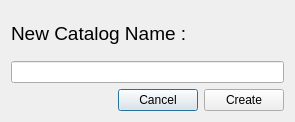
Above: PhzQtUI/auxdir/PhzQtUI/DialogCatalogName.ui from astrorama/Phosphoros before the change. Below: the same form after it.
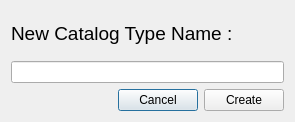
That is the form after the change.

Commit message: Rename the Catalog-name to catalog_type in Phosphoros

The edit to the form file:
```diff
--- a/PhzQtUI/auxdir/PhzQtUI/DialogCatalogName.ui
+++ b/PhzQtUI/auxdir/PhzQtUI/DialogCatalogName.ui
@@ -22,7 +22,7 @@
       </font>
      </property>
      <property name="text">
-      <string>New Catalog Name :</string>
+      <string>New Catalog Type Name :</string>
      </property>
     </widget>
    </item>
```
Left out of the diff: 19 changed lines with no effect on the pictures. The commit also changes 6 other files.
